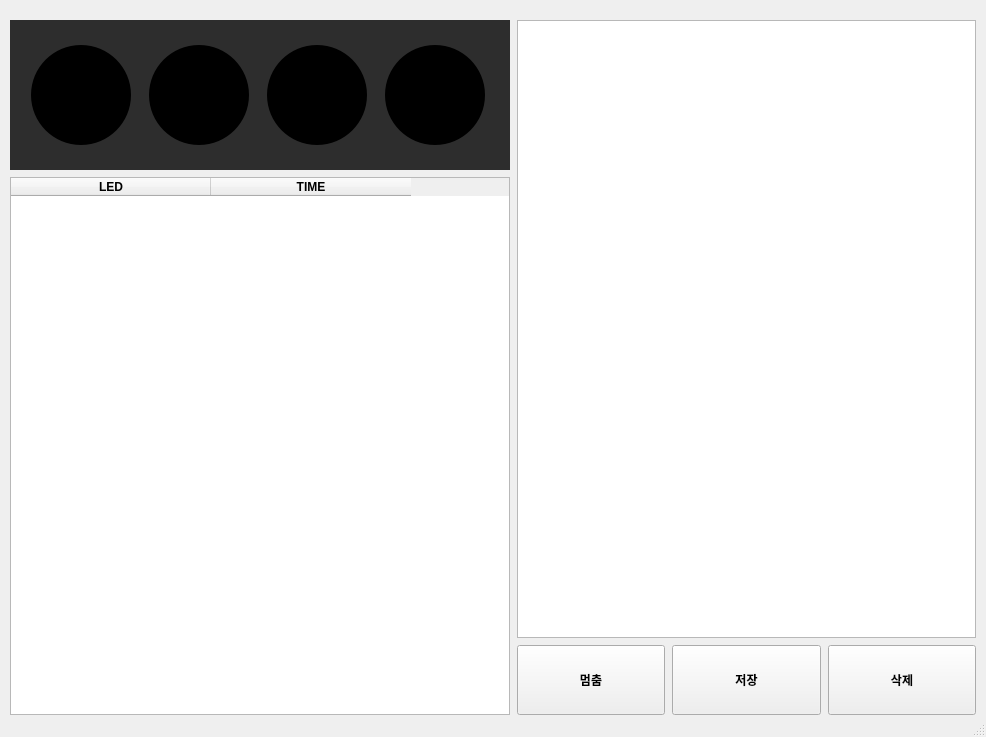
This is traffic_ui.ui in daehyuh/TrafficLightProject as Qt 5 draws it before an edit. The edited form follows.
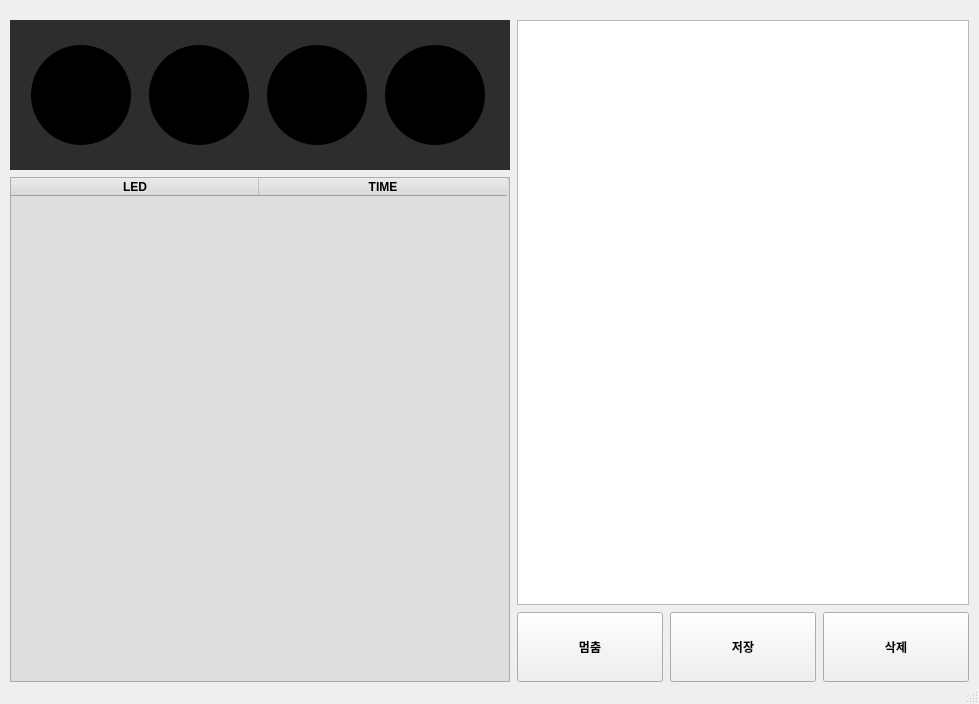
This is the edited form. Icons and pictures are not drawn.

```diff
--- a/traffic_ui.ui
+++ b/traffic_ui.ui
@@ -6,8 +6,8 @@
    <rect>
     <x>0</x>
     <y>0</y>
-    <width>986</width>
-    <height>737</height>
+    <width>979</width>
+    <height>704</height>
    </rect>
   </property>
   <property name="windowTitle">
@@ -16,6 +16,15 @@
   <property name="styleSheet">
    <string notr="true"/>
   </property>
+  <property name="iconSize">
+   <size>
+    <width>100</width>
+    <height>100</height>
+   </size>
+  </property>
+  <property name="animated">
+   <bool>false</bool>
+  </property>
   <widget class="QWidget" name="centralwidget">
    <property name="toolTipDuration">
     <number>-1</number>
@@ -77,6 +86,9 @@
           <bold>true</bold>
          </font>
         </property>
+        <property name="styleSheet">
+         <string notr="true">background-color: rgb(222, 222, 222);</string>
+        </property>
         <property name="editTriggers">
          <set>QAbstractItemView::NoEditTriggers</set>
         </property>
@@ -87,7 +99,7 @@
          <bool>false</bool>
         </attribute>
         <attribute name="horizontalHeaderDefaultSectionSize">
-         <number>200</number>
+         <number>248</number>
         </attribute>
         <attribute name="horizontalHeaderMinimumSectionSize">
          <number>45</number>
```
Left out of the diff: 4 changed lines with no effect on the pictures.
